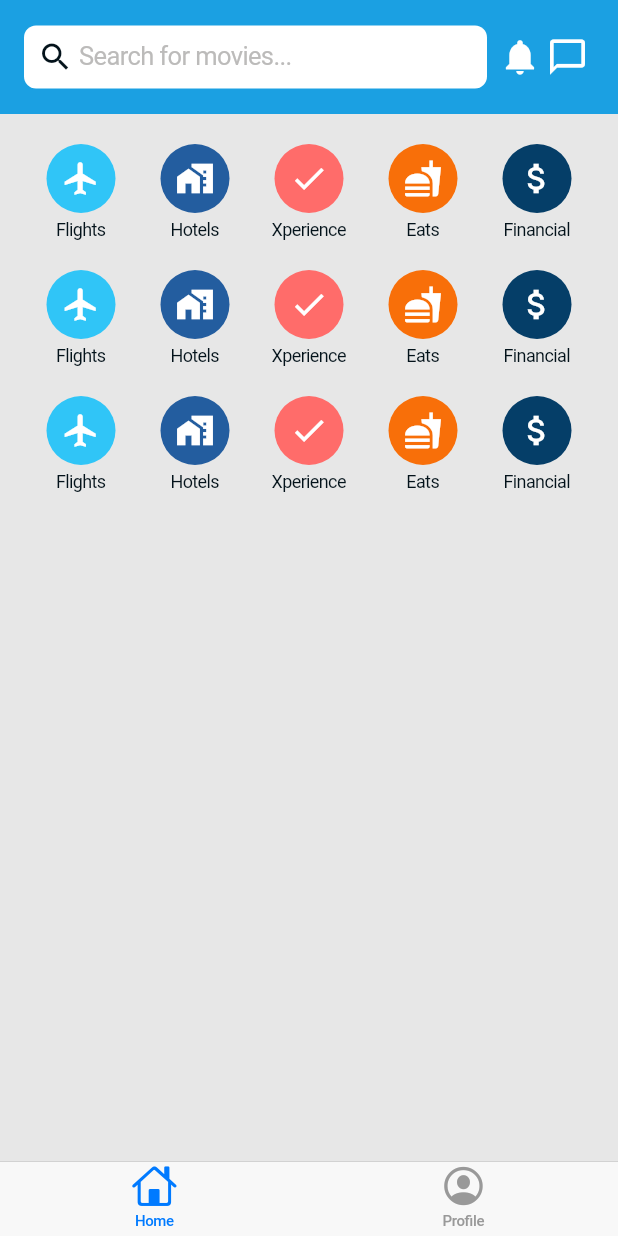
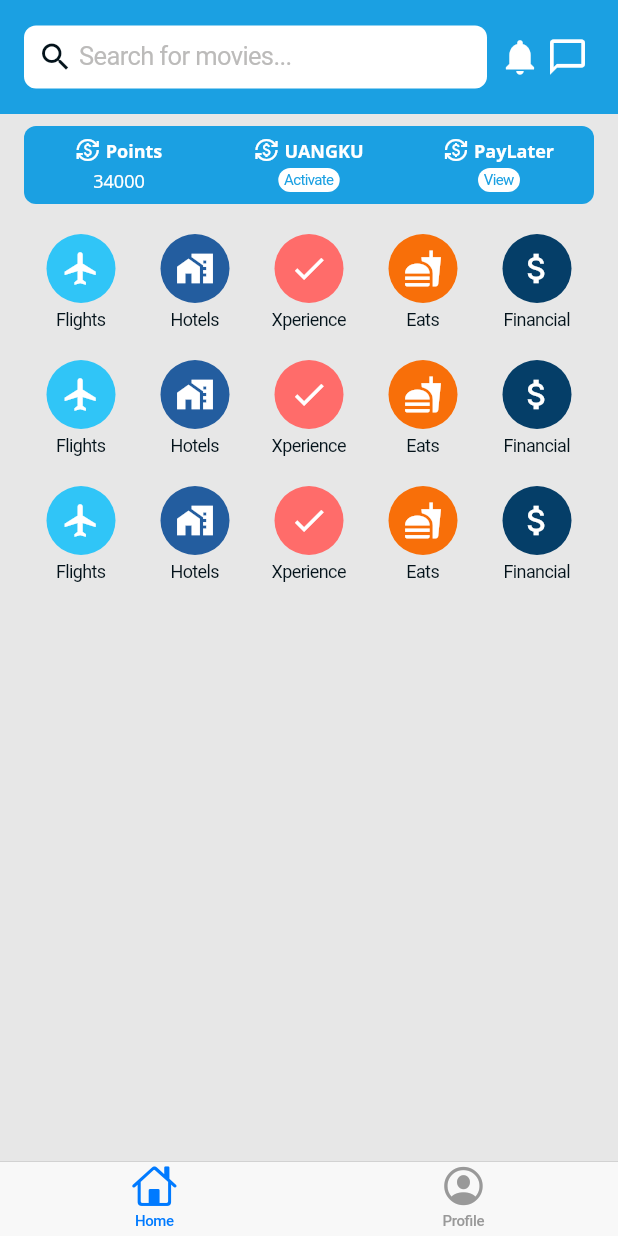
Before and after one commit to theodorusyoga/Flutter-Test-App, a Flutter app: the screen it shows after launch, on a phone screen of 412 x 824 dp. Run offline on Flutter 3.47's test engine with Material 2 defaults, Android fonts, the light colour scheme and no system bars.

Commit message:
Create points section and refactor home to be stateless widget

```diff
--- a/lib/assets/fonts.dart
+++ b/lib/assets/fonts.dart
@@ -1,7 +1,10 @@
- import '../assets/colors.dart';
+import '../assets/colors.dart';
 import 'package:flutter/cupertino.dart';
 
 final TextStyle regularTextStyle = TextStyle(
   fontSize: 12,
-    color: colors[ColorName.primary],
-  );
+  color: colors[ColorName.primary],
+);
+
+final TextStyle regularTextStyleBold =
+    regularTextStyle.merge(const TextStyle(fontWeight: FontWeight.w600));
--- /dev/null
+++ b/lib/model/point_model.dart
@@ -0,0 +1,18 @@
+import 'package:flutter/cupertino.dart';
+
+class PointModel {
+  IconData icon;
+  String pointName;
+  int? point;
+  bool? isNotActivated;
+  String? activationActionName = 'Activate';
+  Function? activationPressed;
+
+  PointModel(
+      {required this.icon,
+      required this.pointName,
+      this.point,
+      this.isNotActivated,
+      this.activationActionName = 'Activate',
+      this.activationPressed});
+}
--- a/lib/views/home/home.dart
+++ b/lib/views/home/home.dart
@@ -2,6 +2,7 @@ import 'package:flutter/cupertino.dart';
 
 import './searchbar/searchbar.dart';
 import './menu/menu.dart';
+import './points/points.dart';
 
 class Home extends StatefulWidget {
   const Home({Key? key}) : super(key: key);
@@ -13,7 +14,7 @@ class Home extends StatefulWidget {
 class _HomeState extends State<Home> {
   @override
   Widget build(BuildContext context) {
-    final homeItems = [const SearchBar(), const Menu()];
+    final homeItems = [const SearchBar(), Points(), Menu()];
 
     return Column(
       children: homeItems,
--- a/lib/views/home/menu/menu.dart
+++ b/lib/views/home/menu/menu.dart
@@ -4,13 +4,6 @@ import '../../../model/menu_model.dart';
 import '../../../assets/colors.dart';
 import './menuitem.dart';
 import './styles.dart';
-
-class Menu extends StatefulWidget {
-  const Menu({Key? key}) : super(key: key);
-
-  @override
-  _MenuState createState() => _MenuState();
-}
 
 var menuItems = <MenuModel>[
   MenuModel(
@@ -77,8 +70,10 @@ var menuItems = <MenuModel>[
       bgColor: colors[ColorName.financialDarkBlue])
 ];
 
-class _MenuState extends State<Menu> {
-  void _onMenuItemPressed() {
+class Menu extends StatelessWidget {
+  Menu({ Key? key }) : super(key: key);
+
+   void _onMenuItemPressed() {
     // implement menu item pressed
   }
 
@@ -86,7 +81,7 @@ class _MenuState extends State<Menu> {
 
   @override
   Widget build(BuildContext context) {
-    final List<Widget> flexibleMenuItem = menuItems
+   final List<Widget> flexibleMenuItem = menuItems
         .map<Widget>((menuItem) => MenuItem(
               menuModel: menuItem,
               menuItemSize: MenuItemSize.medium,
--- a/lib/views/home/menu/menuitem.dart
+++ b/lib/views/home/menu/menuitem.dart
@@ -1,5 +1,4 @@
 import 'package:flutter/cupertino.dart';
-import 'package:flutter/material.dart';
 
 import '../../../assets/colors.dart';
 import '../../../assets/fonts.dart';
--- /dev/null
+++ b/lib/views/home/points/components/pointitem.dart
@@ -0,0 +1,51 @@
+import 'package:flutter/cupertino.dart';
+import 'package:flutter/material.dart';
+
+import '../../../../model/point_model.dart';
+import '../../../../assets/colors.dart';
+import './styles.dart';
+
+class PointItem extends StatelessWidget {
+  PointItem({Key? key, required this.pointModel}) : super(key: key);
+
+  final PointModel pointModel;
+  final _styles = PointStyles();
+
+  @override
+  Widget build(BuildContext context) {
+    final rowIconText = Row(
+      mainAxisAlignment: MainAxisAlignment.center,
+      children: [
+        Container(
+          child:
+              Icon(pointModel.icon, size: 16, color: colors[ColorName.white]),
+          padding: _styles.pointItemIconPadding,
+        ),
+        Text(pointModel.pointName, style: _styles.pointItemTitleText)
+      ],
+    );
+
+    return Container(
+      child: Column(
+        children: [
+          rowIconText,
+          const SizedBox(height: 4),
+          pointModel.isNotActivated != null &&
+                  pointModel.activationPressed != null
+              ? CupertinoButton(
+                  child: Text(
+                    pointModel.activationActionName ?? '',
+                    style: _styles.buttonText,
+                  ),
+                  onPressed: () => pointModel.activationPressed!() ?? () {},
+                  padding: _styles.buttonPadding,
+                  minSize: 0,
+                  color: colors[ColorName.white],
+                  borderRadius: _styles.buttonBorderRadius)
+              : Text(pointModel.point.toString(), style: _styles.pointItemText)
+        ],
+      ),
+      padding: _styles.pointItemPadding,
+    );
+  }
+}
--- /dev/null
+++ b/lib/views/home/points/components/styles.dart
@@ -0,0 +1,35 @@
+import 'package:flutter/cupertino.dart';
+
+import '../../../../assets/colors.dart';
+import '../../../../assets/fonts.dart';
+
+class PointStyles {
+  PointStyles();
+
+  // POINT ITEM
+  final EdgeInsetsGeometry pointItemPadding = const EdgeInsets.all(4);
+
+  final EdgeInsetsGeometry pointItemIconPadding =
+      const EdgeInsets.only(right: 4);
+
+  final TextStyle pointItemText = regularTextStyle.merge(TextStyle(
+    color: colors[ColorName.white],
+  ));
+
+  final TextStyle pointItemTitleText = regularTextStyleBold.merge(TextStyle(
+    color: colors[ColorName.white],
+  ));
+  // END OF POINT ITEM
+
+  // BUTTON
+  final EdgeInsetsGeometry buttonPadding =
+      const EdgeInsets.only(left: 4, right: 4, top: 2, bottom: 2);
+  final TextStyle buttonText = regularTextStyle.merge(TextStyle(
+    fontSize: 10,
+    color: colors[ColorName.basicBlue],
+  ));
+  final BorderRadius buttonBorderRadius =
+      const BorderRadius.all(Radius.circular(16));
+  //END OF BUTTON
+
+}
--- /dev/null
+++ b/lib/views/home/points/points.dart
@@ -0,0 +1,42 @@
+import 'package:flutter/material.dart';
+
+import '../../../model/point_model.dart';
+import './components/pointitem.dart';
+import './styles.dart';
+
+var pointItems = <PointModel>[
+  PointModel(icon: Icons.currency_exchange, pointName: 'Points', point: 34000),
+  PointModel(
+      icon: Icons.currency_exchange,
+      pointName: 'UANGKU',
+      isNotActivated: true,
+      activationPressed: () {}),
+  PointModel(
+      icon: Icons.currency_exchange,
+      pointName: 'PayLater',
+      isNotActivated: true,
+      activationActionName: 'View',
+      activationPressed: () {}),
+];
+
+class Points extends StatelessWidget {
+  Points({Key? key}) : super(key: key);
+
+  final _styles = PointsStyles();
+
+  @override
+  Widget build(BuildContext context) {
+    final row = Row(
+        children: pointItems
+            .map<Widget>((pointItem) =>
+                Expanded(flex: 3, child: PointItem(pointModel: pointItem)))
+            .toList());
+
+    return Container(
+      child: row,
+      margin: _styles.containerMargin,
+      padding: _styles.containerPadding,
+      decoration: _styles.containerDecoration,
+    );
+  }
+}
--- /dev/null
+++ b/lib/views/home/points/styles.dart
@@ -0,0 +1,17 @@
+import 'package:flutter/cupertino.dart';
+
+import '../../../../assets/colors.dart';
+
+class PointsStyles {
+  PointsStyles();
+
+  final EdgeInsetsGeometry containerMargin =
+      const EdgeInsets.only(left: 16, right: 16, top: 8);
+
+  final EdgeInsetsGeometry containerPadding =
+      const EdgeInsets.only(top: 4, bottom: 4);
+
+  final BoxDecoration containerDecoration = BoxDecoration(
+      borderRadius: const BorderRadius.all(Radius.circular(8)),
+      color: colors[ColorName.basicBlue]);
+}
--- a/pubspec.yaml
+++ b/pubspec.yaml
@@ -75,6 +75,8 @@ flutter:
     - family: OpenSans
       fonts:
         - asset: lib/assets/fonts/OpenSans-Regular.ttf
+        - asset: lib/assets/fonts/OpenSans-Bold.ttf
+          weight: 600
   #
   # For details regarding fonts from package dependencies,
   # see https://flutter.dev/custom-fonts/#from-packages
```
Also changed, not shown: lib/assets/fonts/OpenSans-Bold.ttf (added).
